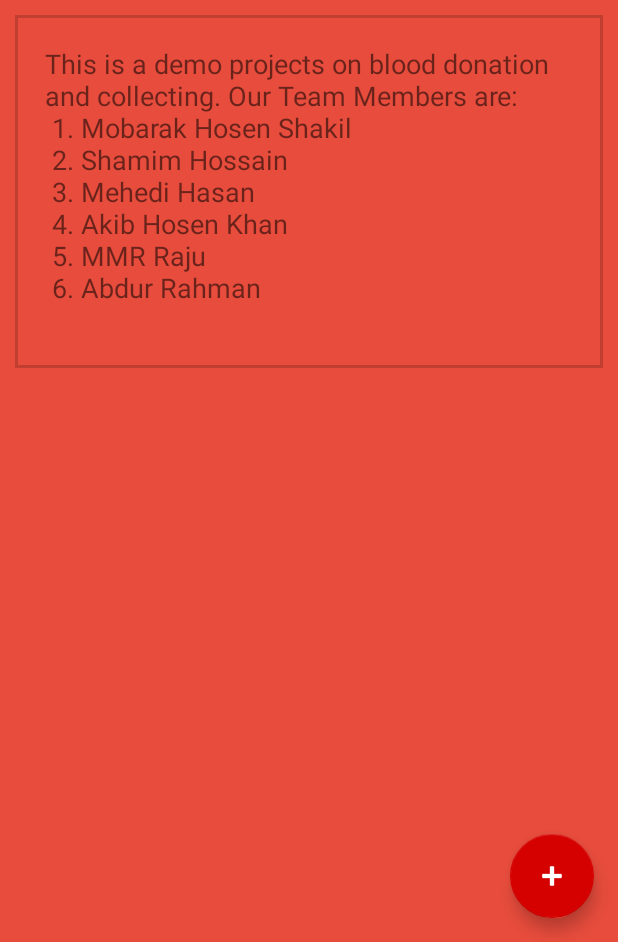
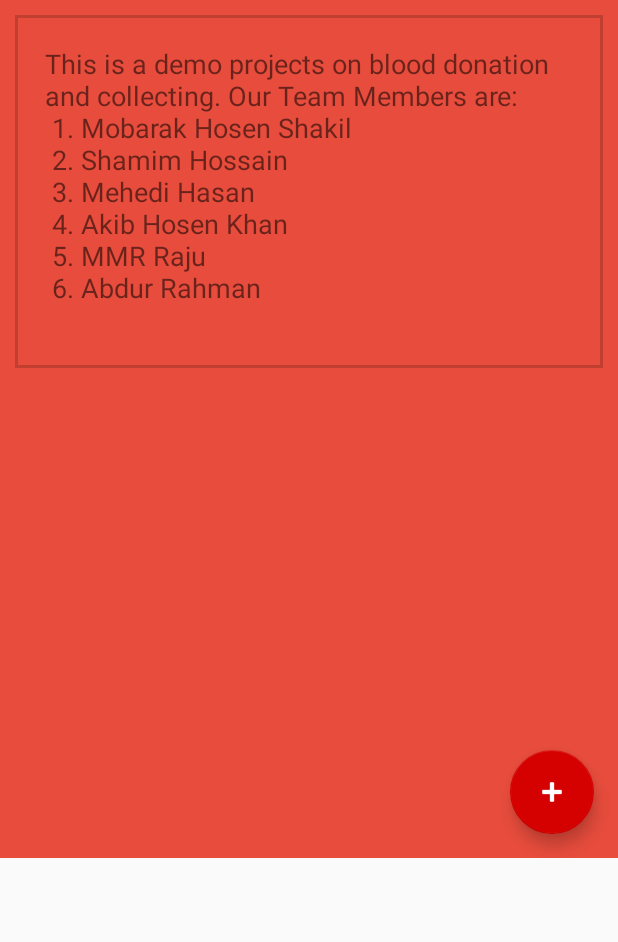
Before and after one commit to Yuvarajeshwar/android-bloodbank, an Android app: the screen it shows after launch once a user with an empty profile is signed in (Dashboard), in the options menu, after a tap on "About us", on a phone screen of 412 x 824 dp, the part 294-1236 px from its top. Run offline under Robolectric (Android 15) with nearby library versions, the phone set to English and light mode, and no system bars; our stand-ins replace Firebase (no records; nobody signed in at launch, a user with empty details on screens opened directly); 2 statements that could not run were skipped.

Commit message:
modify the layout

```diff
--- a/app/src/main/res/layout/activity_dashboard.xml
+++ b/app/src/main/res/layout/activity_dashboard.xml
@@ -10,7 +10,13 @@
     tools:context=".activities.Dashboard"
     tools:openDrawer="start">
 
-    <!-- Create User Button -->
+    <!-- Main Content Container -->
+    <LinearLayout
+        android:layout_width="match_parent"
+        android:layout_height="match_parent"
+        android:orientation="vertical">
+
+        <!-- Create User Button (Inside a ViewGroup) -->
         <Button
             android:id="@+id/createUserButton"
             android:layout_width="wrap_content"
@@ -18,13 +24,15 @@
             android:text="Create User"
             android:visibility="gone" /> <!-- Initially hidden -->
 
-    <!-- Include your app bar layout -->
+        <!-- Include App Bar -->
         <include
             layout="@layout/app_bar_dashboard"
             android:layout_width="match_parent"
-        android:layout_height="match_parent" />
+            android:layout_height="wrap_content" />
 
-    <!-- Navigation drawer menu -->
+    </LinearLayout>
+
+    <!-- Navigation Drawer -->
     <com.google.android.material.navigation.NavigationView
         android:id="@+id/nav_view"
         android:layout_width="wrap_content"
```
Lines whose indentation alone changed are shown as unchanged.
